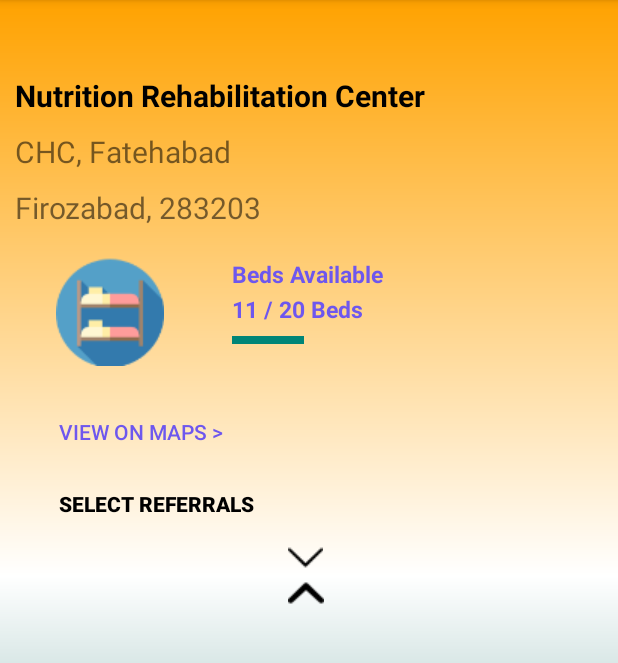
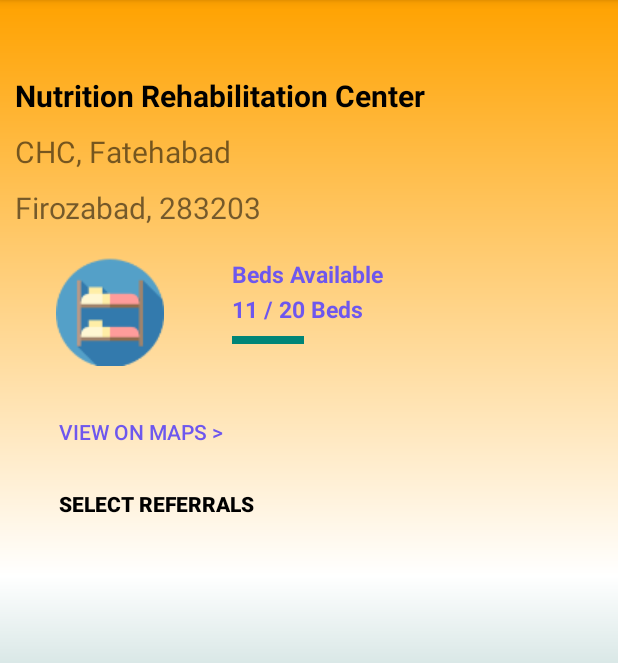
Before and after one commit to divyansh7924/POSHAN, an Android app: the SendReferralActivity screen opened directly, with no data from a screen before it, on a phone screen of 412 x 824 dp, the part 84-747 px from its top. Run offline under Robolectric (Android 15) with nearby library versions, the phone set to English and light mode, and no system bars; our stand-ins replace Firebase (no records; nobody signed in at launch, a user with empty details on screens opened directly).

```diff
--- a/app/src/main/java/com/example/sihtry1/SendReferralActivity.java
+++ b/app/src/main/java/com/example/sihtry1/SendReferralActivity.java
@@ -24,10 +24,8 @@ public class SendReferralActivity extends AppCompatActivity {
 
     private FirebaseFirestore db = FirebaseFirestore.getInstance();
     private CollectionReference childref = db.collection("referral");
-
     private SendReferralAdapter adapter;
     //    String stateselected;
-
     String selectednrc;
 
     @Override
@@ -38,7 +36,7 @@ public class SendReferralActivity extends AppCompatActivity {
         setupRecyclerView();
         Intent intent = getIntent();
         selectednrc = intent.getStringExtra("message");
-        Toast.makeText(SendReferralActivity.this, "str" + selectednrc, Toast.LENGTH_LONG).show();
+//        Toast.makeText(SendReferralActivity.this, "str" + selectednrc, Toast.LENGTH_LONG).show();
 
 
     }
@@ -48,7 +46,7 @@ public class SendReferralActivity extends AppCompatActivity {
         Toast.makeText(SendReferralActivity.this, "userid" + userId, Toast.LENGTH_SHORT).show();
 
 
-        Query query = childref.whereEqualTo("rcr_id", userId).orderBy("child_first_name",Query.Direction.ASCENDING);
+        Query query = childref.whereEqualTo("rcr_id", userId).orderBy("child_first_name", Query.Direction.ASCENDING);
 
 
         FirestoreRecyclerOptions<Referral> options = new FirestoreRecyclerOptions.Builder<Referral>()
--- a/app/src/main/res/layout/activity_send_referral.xml
+++ b/app/src/main/res/layout/activity_send_referral.xml
@@ -7,6 +7,11 @@
     tools:context=".SendReferralActivity"
     android:orientation="vertical"
     android:background="@drawable/gradient1">
+
+    <LinearLayout
+        android:layout_width="match_parent"
+        android:layout_height="wrap_content"
+        android:orientation="vertical">
 
         <TextView
         android:layout_width="match_parent"
@@ -149,18 +154,13 @@
         android:textStyle="bold"
         android:layout_marginBottom="0dp"/>
 
-    <android.support.v7.widget.AppCompatImageView
-        android:layout_width="wrap_content"
-        android:layout_height="wrap_content"
-        android:src="@drawable/scrolldown"
-        android:layout_marginLeft="192dp"
-        />
 
-    <LinearLayout
-        android:layout_width="match_parent"
-        android:layout_height="wrap_content">
+
+
+    </LinearLayout>
+
+
         <android.support.design.widget.CoordinatorLayout xmlns:android="http://schemas.android.com/apk/res/android"
-            xmlns:app="http://schemas.android.com/apk/res-auto"
             xmlns:tools="http://schemas.android.com/tools"
             android:layout_width="match_parent"
             android:layout_height="match_parent">
@@ -173,14 +173,7 @@
             </android.support.v7.widget.RecyclerView>
 
         </android.support.design.widget.CoordinatorLayout>
-    </LinearLayout>
 
-    <android.support.v7.widget.AppCompatImageView
-        android:layout_width="wrap_content"
-        android:layout_height="wrap_content"
-        android:src="@drawable/scrollup"
-        android:layout_marginLeft="192dp"
-        />
 
 
 
```
Lines whose indentation alone changed are shown as unchanged.
